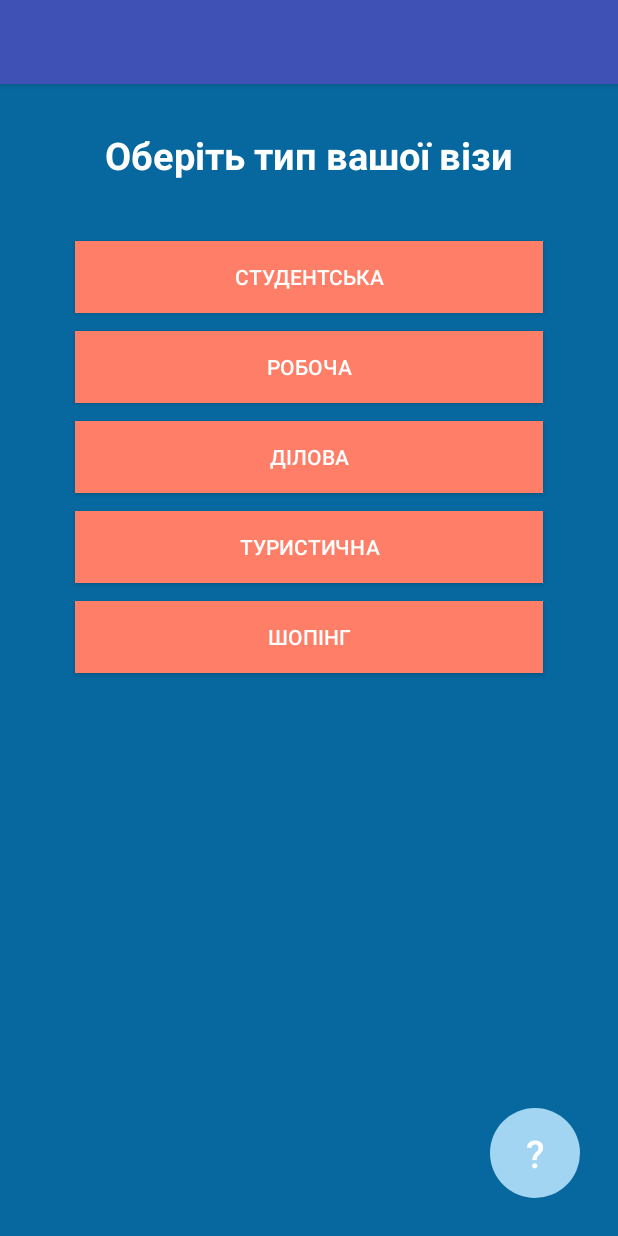
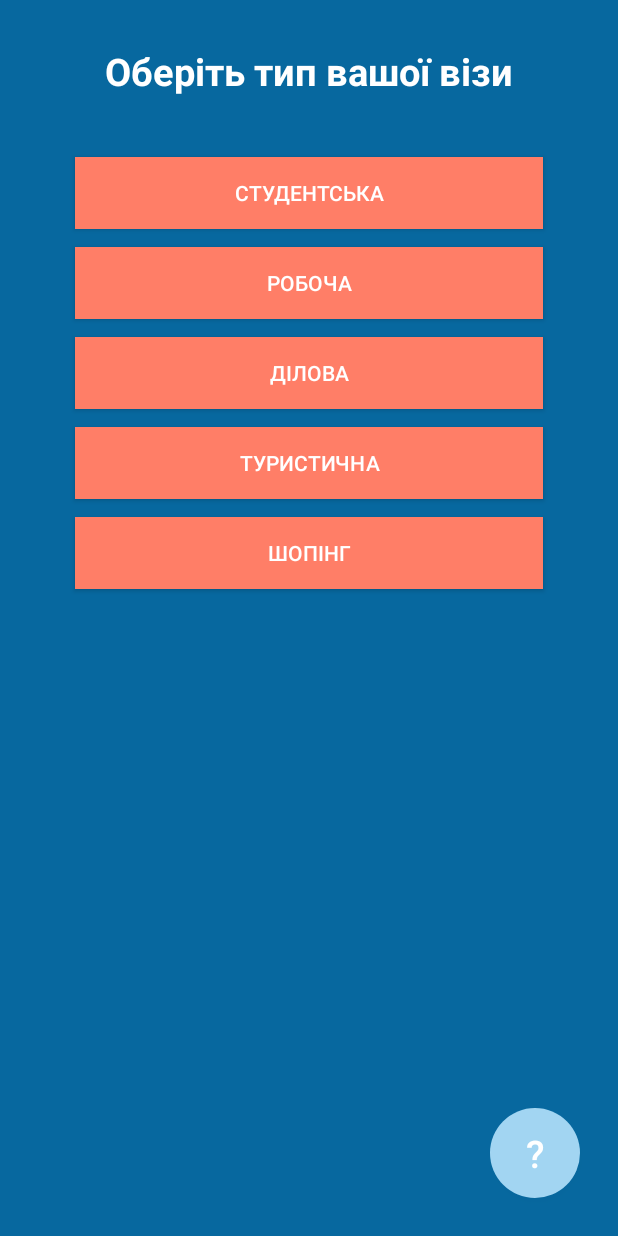
Before and after one commit to alexmusiienko/Kunzhut, an Android app: the fragment SelectionFragment shown on its own in the app's theme, on a phone screen of 412 x 824 dp. Run offline under Robolectric (Android 15) with nearby library versions, the phone set to English and light mode, and no system bars.

Commit message:
Deleted ToolBar from Selection fragment and changed transition from Hello fragment

```diff
--- a/app/src/main/java/com/example/alexm/kunzhutproject/HelloFragment.java
+++ b/app/src/main/java/com/example/alexm/kunzhutproject/HelloFragment.java
@@ -24,7 +24,7 @@ public class HelloFragment extends Fragment {
             public void onClick(final View v) {
                 FragmentActivity activity = getActivity();
                 MainActivity mainActivity = (MainActivity) activity;
-                mainActivity.showFragment(new ChatFragmant(), true);
+                mainActivity.showFragment(new SelectionFragment(), true);
             }
         });
         return view;
--- a/app/src/main/res/layout/selection_fragment.xml
+++ b/app/src/main/res/layout/selection_fragment.xml
@@ -7,20 +7,7 @@
     android:background="#07689F"
     android:orientation="vertical">
 
-    <android.support.design.widget.AppBarLayout
-        android:id="@+id/master_app_bar"
-        xmlns:android="http://schemas.android.com/apk/res/android"
-        android:layout_alignParentTop="true"
-        android:layout_width="match_parent"
-        android:layout_height="wrap_content">
 
-        <android.support.v7.widget.Toolbar
-            android:id="@+id/master_toolbar"
-            style="@style/MasterToolbar"
-            android:layout_width="match_parent"
-            android:layout_height="wrap_content"/>
-
-    </android.support.design.widget.AppBarLayout>
 
     <TextView
         android:id="@+id/textView3"
```
